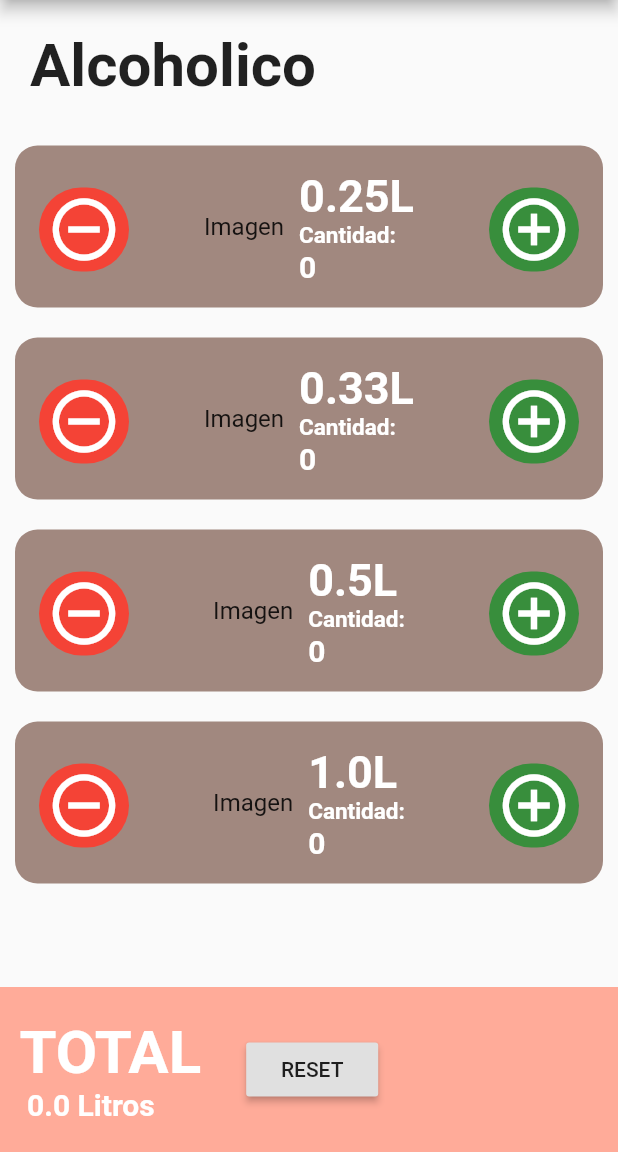
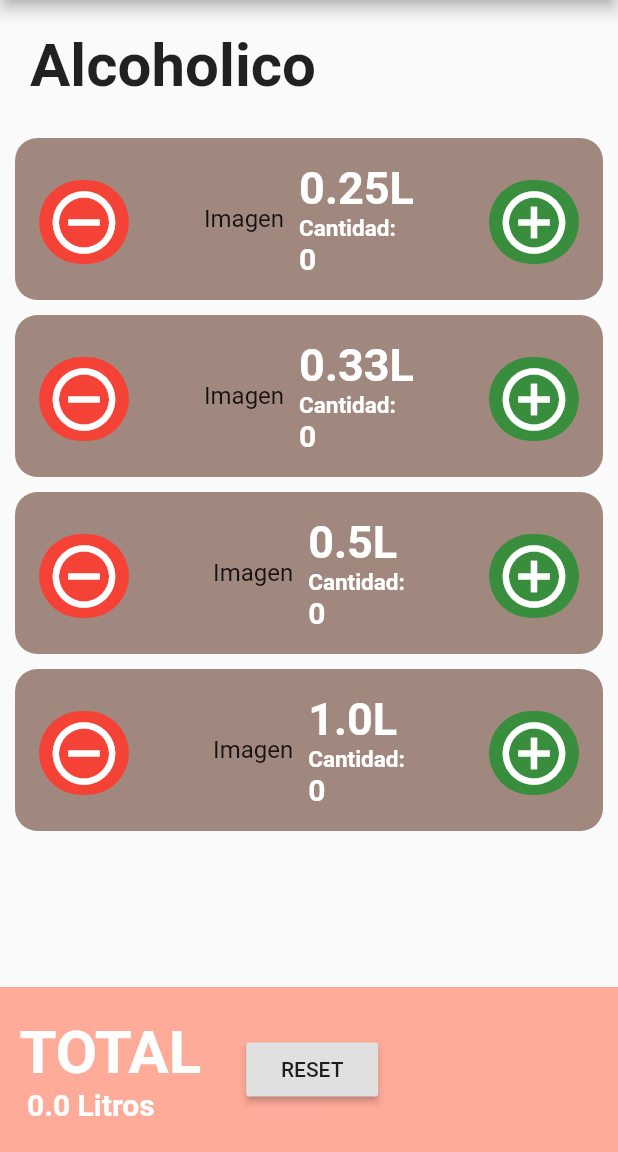
Before and after one commit to SergioMorenoAntequera/HangoverCalculator, a Flutter app: the screen it shows after launch, on a phone screen of 412 x 824 dp, the part 84-1236 px from its top. Run offline on Flutter 3.47's test engine with Material 2 defaults, Android fonts, the phone set to English and light mode, and no system bars; Roboto replaces fonts that are missing (Hind).

Commit message:
removing litter Bug fixed

```diff
--- a/lib/screens/mainPage.dart
+++ b/lib/screens/mainPage.dart
@@ -60,7 +60,7 @@ class _MainPageState extends State<MainPage> {
                   removeAction: removeDrinks,
                 ),
                 SizedBox(
-                  height: 105,
+                  height: 115,
                 )
               ],
             ),
@@ -126,7 +126,7 @@ class _MainPageState extends State<MainPage> {
 
   removeDrinks(double amount) {
     setState(() {
-      if (_totalDrinks > amount) {
+      if (_totalDrinks >= amount) {
         _totalDrinks -= amount;
       }
     });
--- a/lib/widgets/Beer.dart
+++ b/lib/widgets/Beer.dart
@@ -24,7 +24,7 @@ class _BeerState extends State<Beer> {
           Radius.circular(15),
         ),
       ),
-      margin: EdgeInsets.all(10),
+      margin: EdgeInsets.only(top: 5, right: 10, bottom: 5, left: 10),
       padding: EdgeInsets.only(top: 12, bottom: 12),
       child: ListTile(
         //Sumar
```
